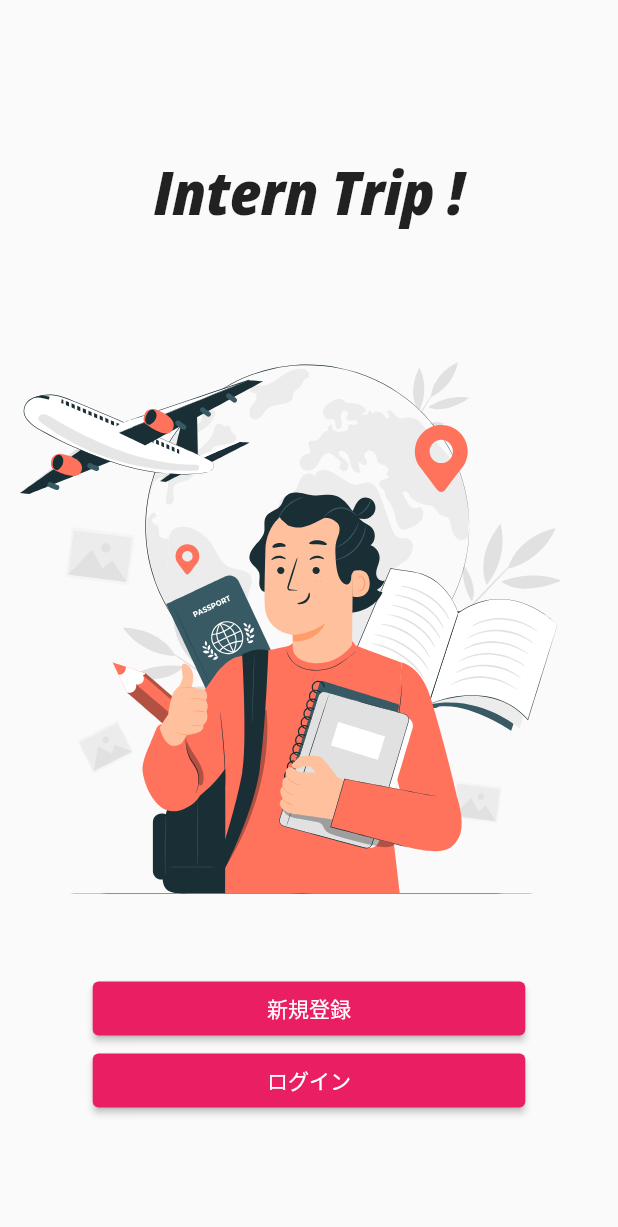
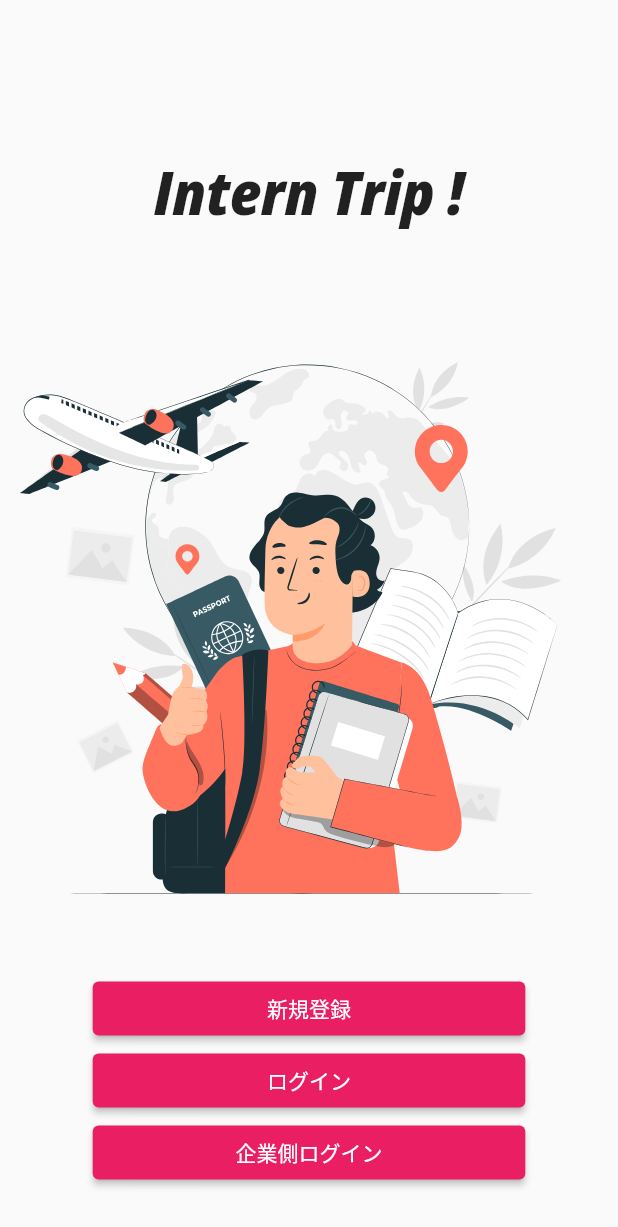
Before and after one commit to hachimitsuboy/intern_trip, a Flutter app: the screen it shows after launch, on a phone screen of 412 x 824 dp. Shown: the top 1227 px of the screen. Run offline on Flutter 3.47's test engine with Material 2 defaults, Android fonts, the light colour scheme and no system bars; our stand-ins replace firebase_auth, firebase_core, flutter_riverpod, lottie, riverpod; accounts and stored records are empty.

Commit message:
企業ログイン画面へ遷移するボタンの追加

```diff
--- a/lib/view/start_screen/start_screen.dart
+++ b/lib/view/start_screen/start_screen.dart
@@ -1,4 +1,5 @@
 import 'package:flutter/material.dart';
+import 'package:intern_trip/view/company_screen/company_screen.dart';
 import 'package:intern_trip/view/start_screen/login_screen/login_screen.dart';
 import 'package:intern_trip/view/start_screen/sign_up_screen/sign_up_screen.dart';
 import 'package:lottie/lottie.dart';
@@ -54,6 +55,22 @@ class StartScreen extends StatelessWidget {
                   ),
                 ),
               ),
+              SizedBox(
+                width: MediaQuery.of(context).size.width * 0.7,
+                child: ElevatedButton(
+                  onPressed: () {
+                    Navigator.push(
+                      context,
+                      MaterialPageRoute(
+                        builder: (_) => CompanyScreen(),
+                      ),
+                    );
+                  },
+                  child: const Center(
+                    child: Text('企業側ログイン'),
+                  ),
+                ),
+              ),
             ],
           ),
         ],
```
